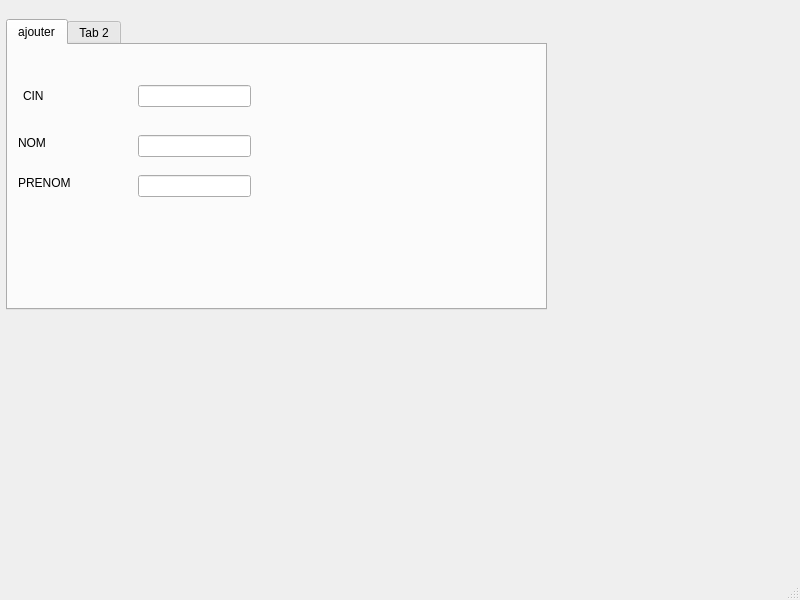
Qt form mainwindow.ui (sirineghribi/SMART_RECRUITING_2A17) before a commit.
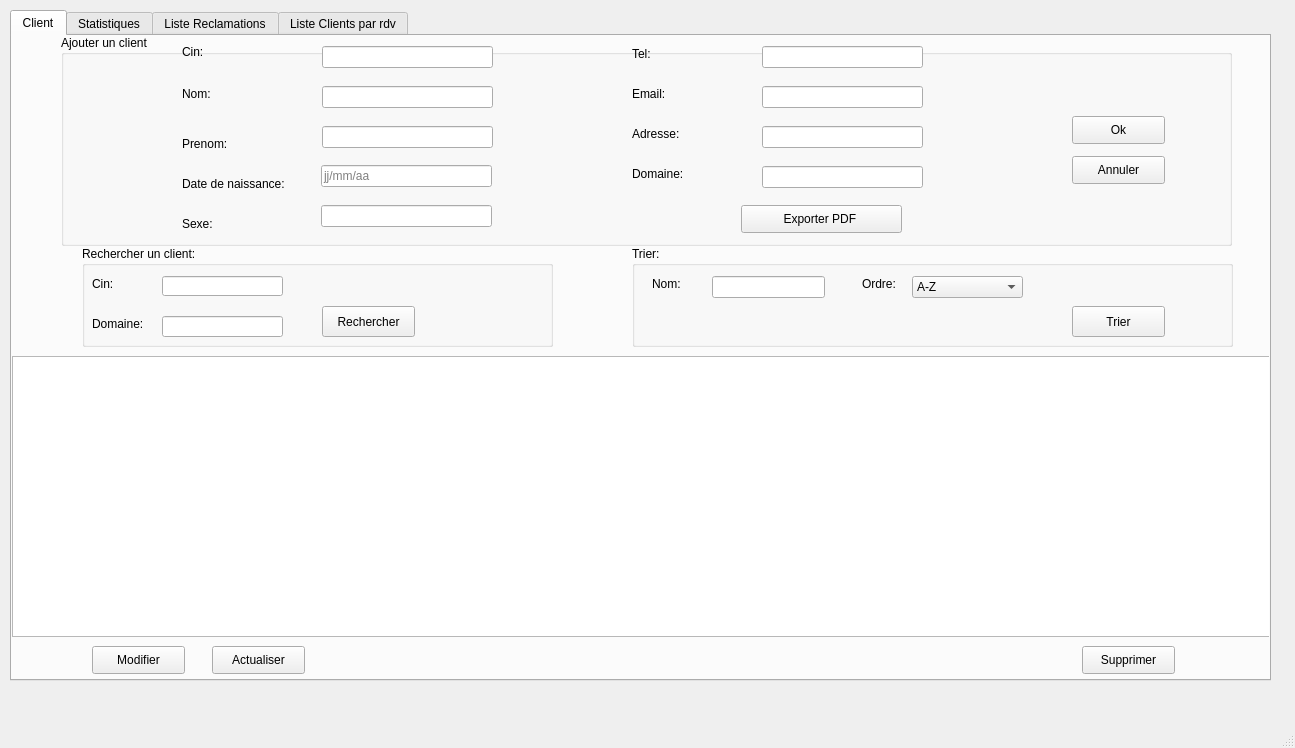
The same form after that commit. Icons and pictures are not drawn.

```diff
--- a/mainwindow.ui
+++ b/mainwindow.ui
@@ -6,8 +6,8 @@
    <rect>
     <x>0</x>
     <y>0</y>
-    <width>800</width>
-    <height>600</height>
+    <width>1295</width>
+    <height>748</height>
    </rect>
   </property>
   <property name="windowTitle">
@@ -17,10 +17,10 @@
    <widget class="QTabWidget" name="tabWidget">
     <property name="geometry">
      <rect>
-      <x>6</x>
-      <y>19</y>
-      <width>541</width>
-      <height>291</height>
+      <x>10</x>
+      <y>10</y>
+      <width>1261</width>
+      <height>671</height>
      </rect>
     </property>
     <property name="currentIndex">
@@ -28,27 +28,27 @@
     </property>
     <widget class="QWidget" name="tab">
      <attribute name="title">
-      <string>ajouter</string>
+      <string>Client</string>
      </attribute>
      <widget class="QLabel" name="label">
       <property name="geometry">
        <rect>
-        <x>15</x>
-        <y>35</y>
+        <x>170</x>
+        <y>0</y>
         <width>71</width>
         <height>31</height>
        </rect>
       </property>
       <property name="text">
-       <string>CIN</string>
+       <string>Cin:</string>
       </property>
      </widget>
      <widget class="QLineEdit" name="lineEdit_cin">
       <property name="geometry">
        <rect>
-        <x>130</x>
-        <y>40</y>
-        <width>113</width>
+        <x>310</x>
+        <y>10</y>
+        <width>171</width>
         <height>22</height>
        </rect>
       </property>
@@ -56,35 +56,35 @@
      <widget class="QLabel" name="label_2">
       <property name="geometry">
        <rect>
-        <x>10</x>
-        <y>90</y>
+        <x>170</x>
+        <y>50</y>
         <width>56</width>
         <height>16</height>
        </rect>
       </property>
       <property name="text">
-       <string>NOM</string>
+       <string>Nom:</string>
       </property>
      </widget>
      <widget class="QLabel" name="label_3">
       <property name="geometry">
        <rect>
-        <x>10</x>
-        <y>130</y>
+        <x>170</x>
+        <y>100</y>
         <width>56</width>
         <height>16</height>
        </rect>
       </property>
       <property name="text">
-       <string>PRENOM</string>
+       <string>Prenom:</string>
       </property>
      </widget>
      <widget class="QLineEdit" name="lineEdit_nom">
       <property name="geometry">
        <rect>
-        <x>130</x>
-        <y>90</y>
-        <width>113</width>
+        <x>310</x>
+        <y>50</y>
+        <width>171</width>
         <height>22</height>
        </rect>
       </property>
@@ -92,18 +92,646 @@
      <widget class="QLineEdit" name="lineEdit_prenom">
       <property name="geometry">
        <rect>
-        <x>130</x>
+        <x>310</x>
+        <y>90</y>
+        <width>171</width>
+        <height>22</height>
+       </rect>
+      </property>
+     </widget>
+     <widget class="QLabel" name="label_4">
+      <property name="geometry">
+       <rect>
+        <x>170</x>
+        <y>140</y>
+        <width>141</width>
+        <height>16</height>
+       </rect>
+      </property>
+      <property name="text">
+       <string>Date de naissance:</string>
+      </property>
+     </widget>
+     <widget class="QLabel" name="label_5">
+      <property name="geometry">
+       <rect>
+        <x>170</x>
+        <y>180</y>
+        <width>56</width>
+        <height>16</height>
+       </rect>
+      </property>
+      <property name="text">
+       <string>Sexe:</string>
+      </property>
+     </widget>
+     <widget class="QLabel" name="label_6">
+      <property name="geometry">
+       <rect>
+        <x>620</x>
+        <y>10</y>
+        <width>56</width>
+        <height>16</height>
+       </rect>
+      </property>
+      <property name="text">
+       <string>Tel:</string>
+      </property>
+     </widget>
+     <widget class="QLabel" name="label_7">
+      <property name="geometry">
+       <rect>
+        <x>620</x>
+        <y>50</y>
+        <width>56</width>
+        <height>16</height>
+       </rect>
+      </property>
+      <property name="text">
+       <string>Email:</string>
+      </property>
+     </widget>
+     <widget class="QLabel" name="label_8">
+      <property name="geometry">
+       <rect>
+        <x>620</x>
+        <y>90</y>
+        <width>61</width>
+        <height>16</height>
+       </rect>
+      </property>
+      <property name="text">
+       <string>Adresse:</string>
+      </property>
+     </widget>
+     <widget class="QLabel" name="label_9">
+      <property name="geometry">
+       <rect>
+        <x>620</x>
         <y>130</y>
-        <width>113</width>
+        <width>71</width>
+        <height>16</height>
+       </rect>
+      </property>
+      <property name="text">
+       <string>Domaine:</string>
+      </property>
+     </widget>
+     <widget class="QLineEdit" name="lineEdit_tel">
+      <property name="geometry">
+       <rect>
+        <x>750</x>
+        <y>10</y>
+        <width>161</width>
         <height>22</height>
        </rect>
       </property>
      </widget>
+     <widget class="QLineEdit" name="lineEdit_mail">
+      <property name="geometry">
+       <rect>
+        <x>750</x>
+        <y>50</y>
+        <width>161</width>
+        <height>22</height>
+       </rect>
+      </property>
+     </widget>
+     <widget class="QLineEdit" name="lineEdit_adresse">
+      <property name="geometry">
+       <rect>
+        <x>750</x>
+        <y>90</y>
+        <width>161</width>
+        <height>22</height>
+       </rect>
+      </property>
+     </widget>
+     <widget class="QLineEdit" name="lineEdit_domaine">
+      <property name="geometry">
+       <rect>
+        <x>750</x>
+        <y>130</y>
+        <width>161</width>
+        <height>22</height>
+       </rect>
+      </property>
+     </widget>
+     <widget class="QGroupBox" name="rechercher">
+      <property name="geometry">
+       <rect>
+        <x>70</x>
+        <y>210</y>
+        <width>471</width>
+        <height>101</height>
+       </rect>
+      </property>
+      <property name="title">
+       <string>Rechercher un client:</string>
+      </property>
+      <widget class="QLabel" name="label_10">
+       <property name="geometry">
+        <rect>
+         <x>10</x>
+         <y>30</y>
+         <width>56</width>
+         <height>16</height>
+        </rect>
+       </property>
+       <property name="text">
+        <string>Cin:</string>
+       </property>
+      </widget>
+      <widget class="QLineEdit" name="lineEdit">
+       <property name="geometry">
+        <rect>
+         <x>80</x>
+         <y>30</y>
+         <width>121</width>
+         <height>20</height>
+        </rect>
+       </property>
+      </widget>
+      <widget class="QLabel" name="label_11">
+       <property name="geometry">
+        <rect>
+         <x>10</x>
+         <y>70</y>
+         <width>71</width>
+         <height>16</height>
+        </rect>
+       </property>
+       <property name="text">
+        <string>Domaine:</string>
+       </property>
+      </widget>
+      <widget class="QLineEdit" name="lineEdit_2">
+       <property name="geometry">
+        <rect>
+         <x>80</x>
+         <y>70</y>
+         <width>121</width>
+         <height>21</height>
+        </rect>
+       </property>
+      </widget>
+      <widget class="QPushButton" name="pushButton">
+       <property name="geometry">
+        <rect>
+         <x>240</x>
+         <y>60</y>
+         <width>93</width>
+         <height>31</height>
+        </rect>
+       </property>
+       <property name="text">
+        <string>Rechercher</string>
+       </property>
+       <property name="icon">
+        <iconset>
+         <normaloff>../../Downloads/icons8-rechercher-plus-24.png</normaloff>../../Downloads/icons8-rechercher-plus-24.png</iconset>
+       </property>
+      </widget>
+     </widget>
+     <widget class="QGroupBox" name="trier">
+      <property name="geometry">
+       <rect>
+        <x>620</x>
+        <y>210</y>
+        <width>601</width>
+        <height>101</height>
+       </rect>
+      </property>
+      <property name="title">
+       <string>Trier:</string>
+      </property>
+      <widget class="QLabel" name="label_12">
+       <property name="geometry">
+        <rect>
+         <x>20</x>
+         <y>30</y>
+         <width>56</width>
+         <height>16</height>
+        </rect>
+       </property>
+       <property name="text">
+        <string>Nom:</string>
+       </property>
+      </widget>
+      <widget class="QLabel" name="label_13">
+       <property name="geometry">
+        <rect>
+         <x>230</x>
+         <y>30</y>
+         <width>56</width>
+         <height>16</height>
+        </rect>
+       </property>
+       <property name="text">
+        <string>Ordre:</string>
+       </property>
+      </widget>
+      <widget class="QLineEdit" name="lineEdit_7">
+       <property name="geometry">
+        <rect>
+         <x>80</x>
+         <y>30</y>
+         <width>113</width>
+         <height>22</height>
+        </rect>
+       </property>
+      </widget>
+      <widget class="QPushButton" name="pushButton_2">
+       <property name="geometry">
+        <rect>
+         <x>440</x>
+         <y>60</y>
+         <width>93</width>
+         <height>31</height>
+        </rect>
+       </property>
+       <property name="text">
+        <string>Trier</string>
+       </property>
+       <property name="icon">
+        <iconset>
+         <normaloff>../../Downloads/icons8-sort-alpha-up-reversed-48.png</normaloff>../../Downloads/icons8-sort-alpha-up-reversed-48.png</iconset>
+       </property>
+      </widget>
+      <widget class="QComboBox" name="comboBox">
+       <property name="geometry">
+        <rect>
+         <x>280</x>
+         <y>30</y>
+         <width>111</width>
+         <height>22</height>
+        </rect>
+       </property>
+       <item>
+        <property name="text">
+         <string>A-Z</string>
+        </property>
+       </item>
+       <item>
+        <property name="text">
+         <string>Z-A</string>
+        </property>
+       </item>
+      </widget>
+     </widget>
+     <widget class="QPushButton" name="ajouter2">
+      <property name="geometry">
+       <rect>
+        <x>1060</x>
+        <y>80</y>
+        <width>93</width>
+        <height>28</height>
+       </rect>
+      </property>
+      <property name="text">
+       <string>Ok</string>
+      </property>
+     </widget>
+     <widget class="QPushButton" name="pushButton_4">
+      <property name="geometry">
+       <rect>
+        <x>1060</x>
+        <y>120</y>
+        <width>93</width>
+        <height>28</height>
+       </rect>
+      </property>
+      <property name="text">
+       <string>Annuler</string>
+      </property>
+     </widget>
+     <widget class="QTableView" name="tab_client">
+      <property name="geometry">
+       <rect>
+        <x>0</x>
+        <y>320</y>
+        <width>1271</width>
+        <height>281</height>
+       </rect>
+      </property>
+     </widget>
+     <widget class="QPushButton" name="supprimer">
+      <property name="geometry">
+       <rect>
+        <x>1070</x>
+        <y>610</y>
+        <width>93</width>
+        <height>28</height>
+       </rect>
+      </property>
+      <property name="text">
+       <string>Supprimer</string>
+      </property>
+      <property name="icon">
+       <iconset>
+        <normaloff>../../Downloads/icons8-supprimer-16.png</normaloff>../../Downloads/icons8-supprimer-16.png</iconset>
+      </property>
+     </widget>
+     <widget class="QPushButton" name="modifier">
+      <property name="geometry">
+       <rect>
+        <x>80</x>
+        <y>610</y>
+        <width>93</width>
+        <height>28</height>
+       </rect>
+      </property>
+      <property name="text">
+       <string>Modifier</string>
+      </property>
+      <property name="icon">
+       <iconset>
+        <normaloff>../../Downloads/icons8-modifier-le-dossier-24.png</normaloff>../../Downloads/icons8-modifier-le-dossier-24.png</iconset>
+      </property>
+     </widget>
+     <widget class="QGroupBox" name="ajouter">
+      <property name="geometry">
+       <rect>
+        <x>49</x>
+        <y>-1</y>
+        <width>1171</width>
+        <height>211</height>
+       </rect>
+      </property>
+      <property name="title">
+       <string>Ajouter un client</string>
+      </property>
+      <widget class="QPushButton" name="pushButton_8">
+       <property name="geometry">
+        <rect>
+         <x>680</x>
+         <y>170</y>
+         <width>161</width>
+         <height>28</height>
+        </rect>
+       </property>
+       <property name="text">
+        <string>Exporter PDF </string>
+       </property>
+      </widget>
+      <widget class="QLineEdit" name="lineEdit_date">
+       <property name="geometry">
+        <rect>
+         <x>260</x>
+         <y>130</y>
+         <width>171</width>
+         <height>22</height>
+        </rect>
+       </property>
+       <property name="placeholderText">
+        <string>jj/mm/aa</string>
+       </property>
+      </widget>
+      <widget class="QLineEdit" name="lineEdit_sexe">
+       <property name="geometry">
+        <rect>
+         <x>260</x>
+         <y>170</y>
+         <width>171</width>
+         <height>22</height>
+        </rect>
+       </property>
+      </widget>
+     </widget>
+     <widget class="QPushButton" name="pushButton_3">
+      <property name="geometry">
+       <rect>
+        <x>200</x>
+        <y>610</y>
+        <width>93</width>
+        <height>28</height>
+       </rect>
+      </property>
+      <property name="text">
+       <string>Actualiser</string>
+      </property>
+      <property name="icon">
+       <iconset>
+        <normaloff>../../Downloads/icons8-synchroniser-32.png</normaloff>../../Downloads/icons8-synchroniser-32.png</iconset>
+      </property>
+     </widget>
+     <zorder>ajouter</zorder>
+     <zorder>label</zorder>
+     <zorder>lineEdit_cin</zorder>
+     <zorder>label_2</zorder>
+     <zorder>label_3</zorder>
+     <zorder>lineEdit_nom</zorder>
+     <zorder>lineEdit_prenom</zorder>
+     <zorder>label_4</zorder>
+     <zorder>label_5</zorder>
+     <zorder>label_6</zorder>
+     <zorder>label_7</zorder>
+     <zorder>label_8</zorder>
+     <zorder>label_9</zorder>
+     <zorder>lineEdit_tel</zorder>
+     <zorder>lineEdit_mail</zorder>
+     <zorder>lineEdit_adresse</zorder>
+     <zorder>lineEdit_domaine</zorder>
+     <zorder>rechercher</zorder>
+     <zorder>trier</zorder>
+     <zorder>ajouter2</zorder>
+     <zorder>pushButton_4</zorder>
+     <zorder>tab_client</zorder>
+     <zorder>supprimer</zorder>
+     <zorder>modifier</zorder>
+     <zorder>pushButton_3</zorder>
     </widget>
     <widget class="QWidget" name="tab_2">
      <attribute name="title">
-      <string>Tab 2</string>
+      <string>Statistiques</string>
      </attribute>
+     <widget class="QPushButton" name="pushButton_9">
+      <property name="geometry">
+       <rect>
+        <x>740</x>
+        <y>320</y>
+        <width>93</width>
+        <height>28</height>
+       </rect>
+      </property>
+      <property name="text">
+       <string>Quitter</string>
+      </property>
+     </widget>
+     <widget class="QGraphicsView" name="graphicsView">
+      <property name="geometry">
+       <rect>
+        <x>60</x>
+        <y>90</y>
+        <width>651</width>
+        <height>261</height>
+       </rect>
+      </property>
+     </widget>
+    </widget>
+    <widget class="QWidget" name="tab_3">
+     <attribute name="title">
+      <string>Liste Reclamations</string>
+     </attribute>
+     <widget class="QListView" name="listView">
+      <property name="geometry">
+       <rect>
+        <x>50</x>
+        <y>140</y>
+        <width>1111</width>
+        <height>271</height>
+       </rect>
+      </property>
+     </widget>
+     <widget class="QPushButton" name="pushButton_19">
+      <property name="geometry">
+       <rect>
+        <x>1070</x>
+        <y>450</y>
+        <width>93</width>
+        <height>28</height>
+       </rect>
+      </property>
+      <property name="text">
+       <string>Quitter</string>
+      </property>
+     </widget>
+     <widget class="QGroupBox" name="groupBox">
+      <property name="geometry">
+       <rect>
+        <x>50</x>
+        <y>20</y>
+        <width>691</width>
+        <height>81</height>
+       </rect>
+      </property>
+      <property name="title">
+       <string>Rechercher</string>
+      </property>
+      <widget class="QLabel" name="label_29">
+       <property name="geometry">
+        <rect>
+         <x>40</x>
+         <y>30</y>
+         <width>56</width>
+         <height>16</height>
+        </rect>
+       </property>
+       <property name="text">
+        <string>Cin:</string>
+       </property>
+      </widget>
+      <widget class="QLineEdit" name="lineEdit_3">
+       <property name="geometry">
+        <rect>
+         <x>110</x>
+         <y>30</y>
+         <width>113</width>
+         <height>22</height>
+        </rect>
+       </property>
+      </widget>
+      <widget class="QPushButton" name="pushButton_22">
+       <property name="geometry">
+        <rect>
+         <x>430</x>
+         <y>30</y>
+         <width>93</width>
+         <height>28</height>
+        </rect>
+       </property>
+       <property name="text">
+        <string>Rechercher</string>
+       </property>
+      </widget>
+     </widget>
+    </widget>
+    <widget class="QWidget" name="tab_7">
+     <attribute name="title">
+      <string>Liste Clients par rdv</string>
+     </attribute>
+     <widget class="QLabel" name="label_27">
+      <property name="geometry">
+       <rect>
+        <x>120</x>
+        <y>140</y>
+        <width>56</width>
+        <height>16</height>
+       </rect>
+      </property>
+      <property name="text">
+       <string>De:</string>
+      </property>
+     </widget>
+     <widget class="QLabel" name="label_28">
+      <property name="geometry">
+       <rect>
+        <x>440</x>
+        <y>140</y>
+        <width>31</width>
+        <height>20</height>
+       </rect>
+      </property>
+      <property name="text">
+       <string>Au: </string>
+      </property>
+     </widget>
+     <widget class="QDateEdit" name="dateEdit_3">
+      <property name="geometry">
+       <rect>
+        <x>190</x>
+        <y>140</y>
+        <width>110</width>
+        <height>22</height>
+       </rect>
+      </property>
+     </widget>
+     <widget class="QDateEdit" name="dateEdit_4">
+      <property name="geometry">
+       <rect>
+        <x>500</x>
+        <y>140</y>
+        <width>110</width>
+        <height>22</height>
+       </rect>
+      </property>
+     </widget>
+     <widget class="QListView" name="listView_2">
+      <property name="geometry">
+       <rect>
+        <x>10</x>
+        <y>200</y>
+        <width>1181</width>
+        <height>261</height>
+       </rect>
+      </property>
+     </widget>
+     <widget class="QPushButton" name="pushButton_20">
+      <property name="geometry">
+       <rect>
+        <x>1100</x>
+        <y>480</y>
+        <width>93</width>
+        <height>28</height>
+       </rect>
+      </property>
+      <property name="text">
+       <string>Quitter</string>
+      </property>
+     </widget>
+     <widget class="QPushButton" name="pushButton_21">
+      <property name="geometry">
+       <rect>
+        <x>730</x>
+        <y>140</y>
+        <width>93</width>
+        <height>28</height>
+       </rect>
+      </property>
+      <property name="text">
+       <string>Ok</string>
+      </property>
+     </widget>
     </widget>
    </widget>
   </widget>
```
Left out of the diff: 2 changed lines with no effect on the pictures.
